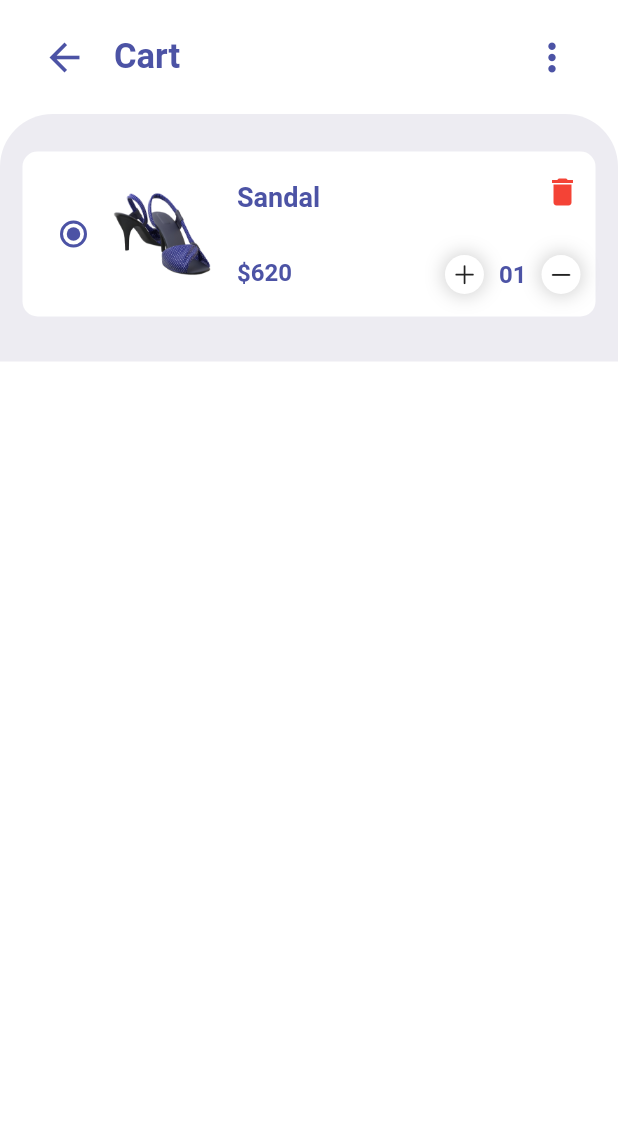
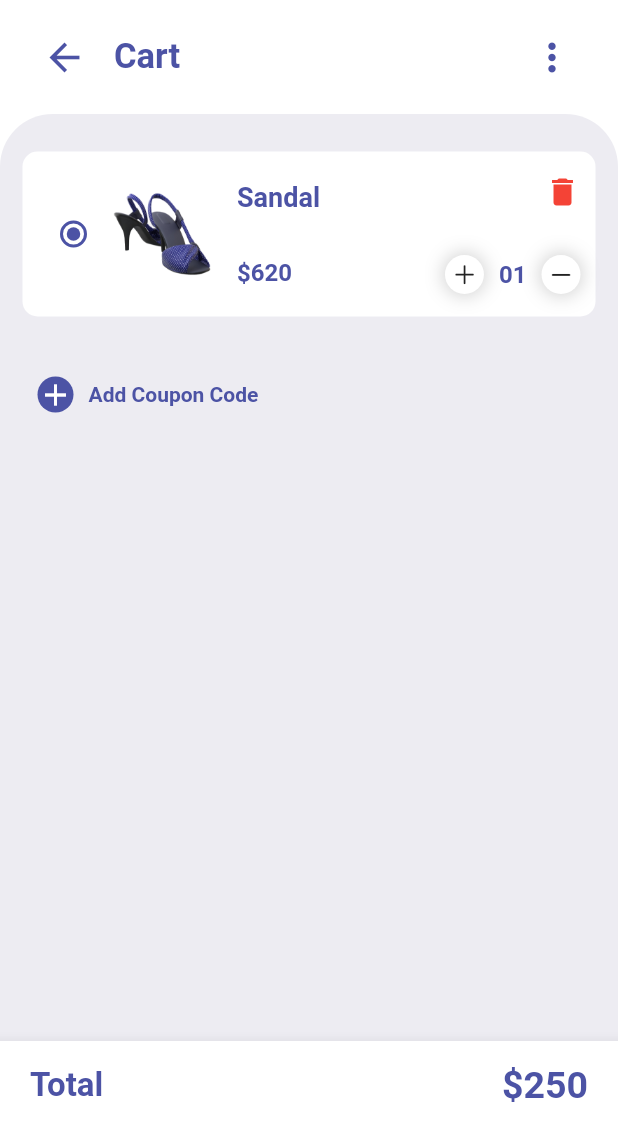
Before and after one commit to jgarzon26/shopping_app, a Flutter app: the screen it shows after launch, after a tap on the "shopping bag" icon, on a phone screen of 412 x 824 dp. Shown: the top 1141 px of the screen. Run offline on Flutter 3.47's test engine with Material 2 defaults, Android fonts, the phone set to English and light mode, and no system bars; our stand-ins replace badges, curved_navigation_bar.

Commit message:
Make Background fill the remaining space

```diff
--- a/lib/screens/cart/cart.dart
+++ b/lib/screens/cart/cart.dart
@@ -35,15 +35,77 @@ class Cart extends StatelessWidget {
               ),
             ],
           ),
-          SliverBodyBackgroundTheme(
-            child: Column(
-              children: [
-                CartItem(),
-              ],
+          SliverFillRemaining(
+            child: SliverBodyBackgroundTheme(
+              child: Column(
+                children: [
+                  CartItem(),
+                  Container(
+                    margin: const EdgeInsets.symmetric(horizontal: 15, vertical: 20),
+                    padding: const EdgeInsets.all(10),
+                    child: Row(
+                      children: [
+                        Container(
+                          decoration: const BoxDecoration(
+                            color: kMainColor,
+                            borderRadius: BorderRadius.all(Radius.circular(20)),
+                          ),
+                          child: const Icon(
+                            Icons.add,
+                            color: Colors.white,
+                          ),
+                        ),
+                        Padding(
+                          padding: const EdgeInsets.symmetric(horizontal: 10),
+                          child: Text(
+                            "Add Coupon Code",
+                            style: Theme.of(context).textTheme.bodyText1!.copyWith(
+                              color: kMainColor,
+                              fontWeight: FontWeight.bold,
+                            ),
+                          ),
+                        ),
+                      ],
+                    ),
+                  ),
+                ],
+              ),
             ),
           ),
         ],
       ),
+      bottomNavigationBar: BottomAppBar(
+        child: Container(
+          padding: const EdgeInsets.symmetric(horizontal: 20, vertical: 15),
+          height: 130,
+          child: Column(
+            mainAxisAlignment: MainAxisAlignment.spaceBetween,
+            children: [
+              Row(
+                mainAxisAlignment: MainAxisAlignment.spaceBetween,
+                children: [
+                  Text(
+                    "Total",
+                    style: Theme.of(context).textTheme.bodyText1!.copyWith(
+                      color: kMainColor,
+                      fontWeight: FontWeight.bold,
+                      fontSize: 22,
+                    ),
+                  ),
+                  Text(
+                    "\$250",
+                    style: Theme.of(context).textTheme.bodyText1!.copyWith(
+                      color: kMainColor,
+                      fontWeight: FontWeight.bold,
+                      fontSize: 25,
+                    ),
+                  ),
+                ],
+              ),
+            ],
+          ),
+        ),
+      ),
     );
   }
 }
--- a/lib/screens/home/home.dart
+++ b/lib/screens/home/home.dart
@@ -20,6 +20,7 @@ class Home extends StatelessWidget{
   Widget build(BuildContext context) {
     return Scaffold(
       body: CustomScrollView(
+        physics: const PageScrollPhysics(),
         slivers: [
           SliverAppbarTheme(
               leading: IconButton(
@@ -57,13 +58,15 @@ class Home extends StatelessWidget{
                 ),
               ],
           ),
-          SliverBodyBackgroundTheme(
+          SliverToBoxAdapter(
+            child: SliverBodyBackgroundTheme(
               child: Column(
                 crossAxisAlignment: CrossAxisAlignment.start,
                 children: [
                   const SearchBar(),
                   const SectionTitle(title: 'Categories',),
                   SingleChildScrollView(
+                    physics: const BouncingScrollPhysics(),
                     scrollDirection: Axis.horizontal,
                     child: Row(
                       children: List.generate(
@@ -98,6 +101,7 @@ class Home extends StatelessWidget{
                 ],
               ),
             ),
+          ),
         ],
       ),
       bottomNavigationBar: CurvedNavigationBar(
--- a/lib/themeWidgets/sliver_body_background_theme.dart
+++ b/lib/themeWidgets/sliver_body_background_theme.dart
@@ -8,8 +8,7 @@ class SliverBodyBackgroundTheme extends StatelessWidget {
 
   @override
   Widget build(BuildContext context) {
-    return SliverToBoxAdapter(
-      child: Container(
+    return Container(
       padding: const EdgeInsets.only(top: 15, bottom: 20),
       decoration: const BoxDecoration(
         color: kBGColor,
@@ -19,7 +18,6 @@ class SliverBodyBackgroundTheme extends StatelessWidget {
         ),
       ),
       child: child,
-      ),
     );
   }
 }
```
Lines whose indentation alone changed are shown as unchanged.
